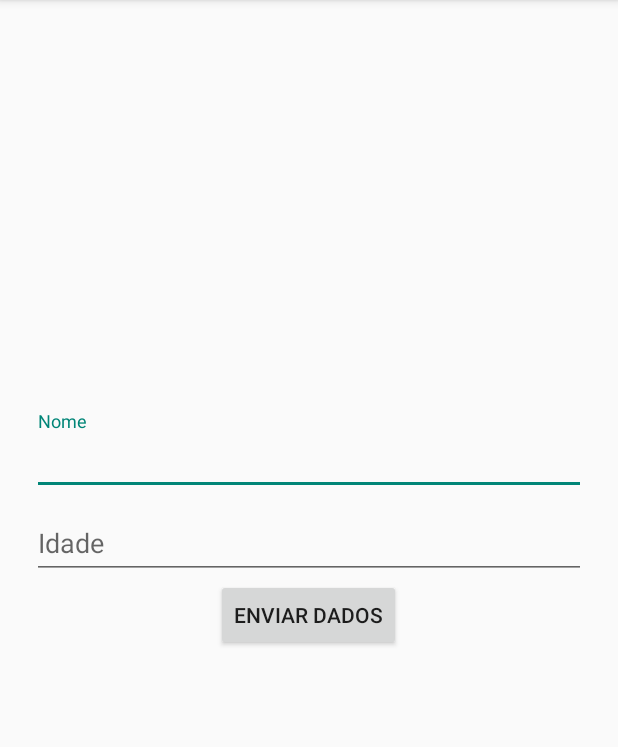
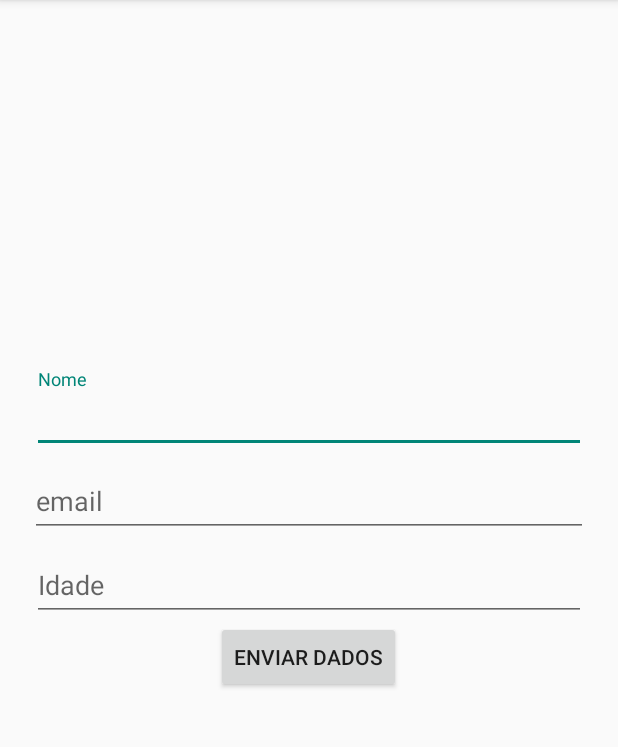
Before and after one commit to GuilhermeFdSilva/JME-Treinamentos, an Android app: the screen it shows after launch (MainActivity), on a phone screen of 412 x 824 dp, the part 84-831 px from its top. Run offline under Robolectric (Android 15) with nearby library versions, the phone set to English and light mode, and no system bars.

Commit message:
Passando objetos entre Activitys

```diff
--- a/Activity/app/src/main/java/com/guilherme/activity/MainActivity.java
+++ b/Activity/app/src/main/java/com/guilherme/activity/MainActivity.java
@@ -12,7 +12,7 @@ import com.google.android.material.textfield.TextInputEditText;
 public class MainActivity extends AppCompatActivity {
 
     private Button button;
-    private TextInputEditText nome, idade;
+    private TextInputEditText nome, email, idade;
 
     @Override
     protected void onCreate(Bundle savedInstanceState) {
@@ -21,14 +21,20 @@ public class MainActivity extends AppCompatActivity {
 
         this.button = findViewById(R.id.buttonEnviar);
         this.nome = findViewById(R.id.inputNome);
+        this.email = findViewById(R.id.inputEmail);
         this.idade = findViewById(R.id.inputIdade);
 
         this.button.setOnClickListener(new View.OnClickListener() {
             @Override
             public void onClick(View view) {
                 Intent intent = new Intent(getApplicationContext(), SegundaActivity.class);
-                intent.putExtra("nome", nome.getText().toString());
-                intent.putExtra("idade", idade.getText().toString());
+
+                Usuario usuario = new Usuario(nome.getText().toString(),
+                        email.getText().toString(),
+                        Integer.parseInt(idade.getText().toString()));
+
+                intent.putExtra("objeto", usuario);
+
                 startActivity(intent);
             }
         });
--- a/Activity/app/src/main/res/layout/activity_main.xml
+++ b/Activity/app/src/main/res/layout/activity_main.xml
@@ -23,7 +23,21 @@
             android:layout_width="match_parent"
             android:layout_height="wrap_content"
             android:hint="Nome"
-            android:inputType="text|textPersonName" />
+            android:inputType="text|textPersonName|textCapSentences" />
+    </com.google.android.material.textfield.TextInputLayout>
+
+    <com.google.android.material.textfield.TextInputLayout
+        android:layout_width="match_parent"
+        android:layout_height="match_parent"
+        android:paddingLeft="20dp"
+        android:paddingRight="20dp">
+
+        <com.google.android.material.textfield.TextInputEditText
+            android:id="@+id/inputEmail"
+            android:layout_width="match_parent"
+            android:layout_height="wrap_content"
+            android:hint="email"
+            android:inputType="text|textEmailAddress|textAutoComplete" />
     </com.google.android.material.textfield.TextInputLayout>
 
     <com.google.android.material.textfield.TextInputLayout
```
Also changed, not shown: Activity/app/src/main/java/com/guilherme/activity/SegundaActivity.java (+6 -5 lines), Activity/app/src/main/java/com/guilherme/activity/Usuario.java (added, +39 -0 lines), Activity/app/src/main/res/layout/activity_segunda.xml (+8 -0 lines).
